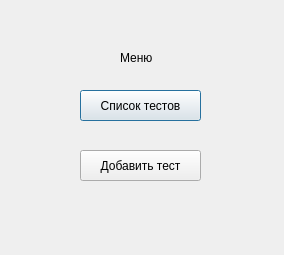
Old version of the form temp_ui/menu.ui in the repository Saatarko/Auduit_test.
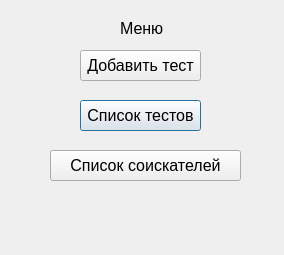
New version of the form.

The edit to the form file:
```diff
--- a/temp_ui/menu.ui
+++ b/temp_ui/menu.ui
@@ -17,11 +17,16 @@
    <property name="geometry">
     <rect>
      <x>120</x>
-     <y>50</y>
+     <y>20</y>
      <width>49</width>
      <height>16</height>
     </rect>
    </property>
+   <property name="font">
+    <font>
+     <pointsize>12</pointsize>
+    </font>
+   </property>
    <property name="text">
     <string>Меню</string>
    </property>
@@ -30,11 +35,16 @@
    <property name="geometry">
     <rect>
      <x>80</x>
-     <y>90</y>
+     <y>100</y>
      <width>121</width>
      <height>31</height>
     </rect>
    </property>
+   <property name="font">
+    <font>
+     <pointsize>12</pointsize>
+    </font>
+   </property>
    <property name="text">
     <string>Список тестов</string>
    </property>
@@ -43,15 +53,38 @@
    <property name="geometry">
     <rect>
      <x>80</x>
-     <y>150</y>
+     <y>50</y>
      <width>121</width>
      <height>31</height>
     </rect>
    </property>
+   <property name="font">
+    <font>
+     <pointsize>12</pointsize>
+    </font>
+   </property>
    <property name="text">
     <string>Добавить тест</string>
    </property>
   </widget>
+  <widget class="QPushButton" name="btn_list_applicant">
+   <property name="geometry">
+    <rect>
+     <x>50</x>
+     <y>150</y>
+     <width>191</width>
+     <height>31</height>
+    </rect>
+   </property>
+   <property name="font">
+    <font>
+     <pointsize>12</pointsize>
+    </font>
+   </property>
+   <property name="text">
+    <string>Список соискателей</string>
+   </property>
+  </widget>
  </widget>
  <resources/>
  <connections/>
```
